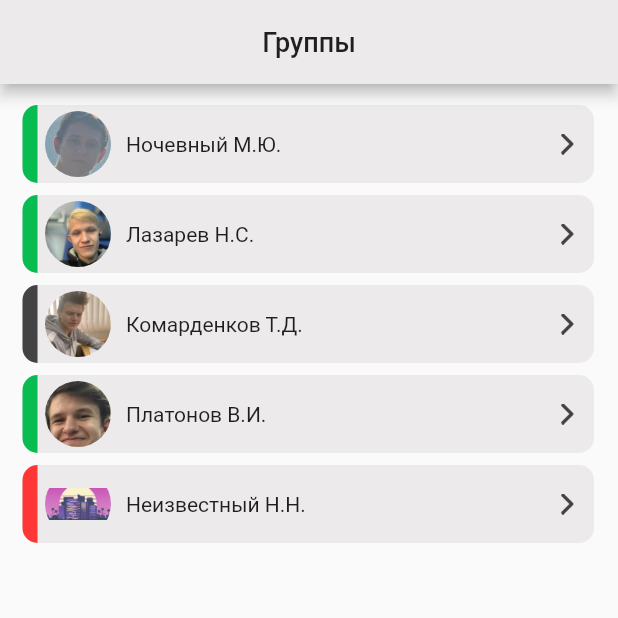
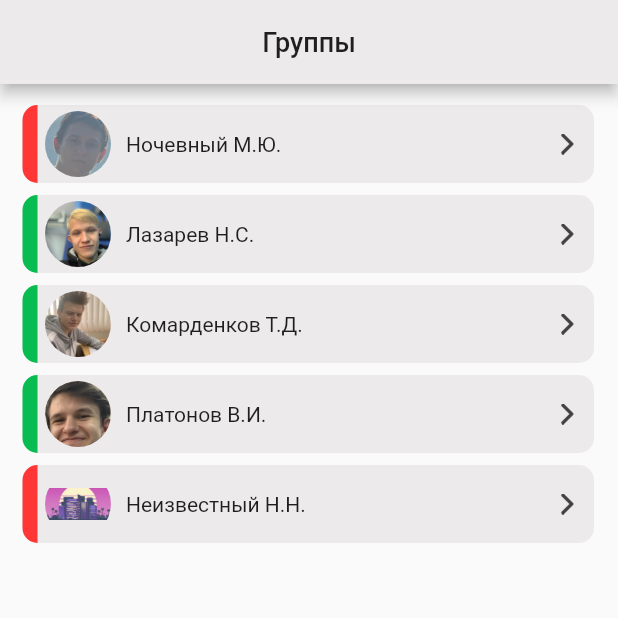
Before and after one commit to Velp6268/AppHealthStatus, a Flutter app: the Group screen opened directly, on a phone screen of 412 x 824 dp, the top half of it. Run offline on Flutter 3.47's test engine with Material 2 defaults, Android fonts, the phone set to English and light mode, and no system bars; missing offline and left inert: dart:ffi; accounts and stored records are empty.

Commit message:
LoginRepositoryStatus

```diff
--- a/lib/Architecture/IDataSourse.dart
+++ b/lib/Architecture/IDataSourse.dart
@@ -1,3 +1,5 @@
+import 'dart:ui';
+
 import 'package:health_status/Architecture/Result.dart';
 
 import 'User.dart';
@@ -10,4 +12,5 @@ abstract class IDataSource{
   void update(User user);
   List<User> getAll();
   Result getByLoginAndPass(String login, String pass);
+  Color statusHealthy(String textHeatlh);
 }
--- a/lib/Architecture/Repository.dart
+++ b/lib/Architecture/Repository.dart
@@ -1,3 +1,5 @@
+import 'dart:ui';
+
 import 'package:health_status/Architecture/IDataSourse.dart';
 import 'package:health_status/Architecture/Result.dart';
 import 'package:health_status/resources/resources.dart';
@@ -15,5 +17,8 @@ class LoginRepository{
   Result login(String login, String pass){
     return dataSource.getByLoginAndPass(login, pass);
   }
+  Color textHealthyStatus(String textHealthy){
+    return dataSource.statusHealthy(textHealthy);
+  }
 
 }
--- a/lib/Architecture/User.dart
+++ b/lib/Architecture/User.dart
@@ -1,3 +1,4 @@
+import 'dart:convert';
 import 'dart:ui';
 
 //import 'package:health_status/Theme/app_colors.dart';
@@ -8,7 +9,8 @@ class User {
   final String password;
   final String fullName;
   late final String imageName;
-  late final Color? healthStatus;
+  late final String? textHealthStatus;
+
 
   User({
     required this.id,
@@ -16,10 +18,43 @@ class User {
     required this.password,
     required this.fullName,
     required this.imageName,
-    required this.healthStatus
+    required this.textHealthStatus
 });
 
+  static fromJson(Map<String, dynamic> json) => User(
+    id: json['id'],
+    email: json['email'],
+    password: json['password'],
+    fullName: json['fullName'],
+    imageName: json['imageName'],
+    textHealthStatus:  json['textHealthStatus']
+  );
 
+  Map<String, dynamic> toJson()=>{
+    'id': id,
+    'email': email,
+    'password': password,
+    'fullName': fullName,
+    'imageName' : imageName,
+    'textHealthStatus' : textHealthStatus
+  };
+
+
+  User copy({
+    int? id,
+    String? email,
+    String? password,
+    String? fullName,
+    String? imageName,
+    String? textHealthStatus
+  }) => User(
+    id: id ?? this.id,
+    email: email ?? this.email,
+    password: password ?? this.password,
+    fullName: fullName ?? this.fullName,
+    imageName: imageName ?? this.imageName,
+    textHealthStatus: textHealthStatus ?? this.textHealthStatus
+  );
 
   String get user_name {
     return fullName;
--- a/lib/Frames/Group.dart
+++ b/lib/Frames/Group.dart
@@ -14,7 +14,6 @@ class Group extends StatelessWidget {
   @override
   Widget build(BuildContext context) {
     var students = repository.getAll();
-
 
     return Scaffold(
       appBar: AppBar(
@@ -96,12 +95,13 @@ class Group extends StatelessWidget {
 
   ///контейнер отвечающий за полоску здоровья
   Container buildHealthyLine(User student) {
+
     return Container(
       decoration: BoxDecoration(
         borderRadius: const BorderRadius.horizontal(
           left: Radius.circular(10),
         ),
-        color: student.healthStatus,
+        color:  repository.textHealthyStatus(student.textHealthStatus!),
       ),
       width: 10,
     );
--- a/lib/main_screen_widget.dart
+++ b/lib/main_screen_widget.dart
@@ -62,11 +62,9 @@ class _MainScreenWidgetState extends State<MainScreenWidget> {
             ),
             BottomNavigationBarItem(
               icon: Icon(
-
                   Icons.favorite,
                   color: Colors.red,
                   size: 38
-
               ),
               label: '',
             ),
@@ -76,7 +74,6 @@ class _MainScreenWidgetState extends State<MainScreenWidget> {
               ),
               label: 'Profile',
             ),
-
           ],
           onTap: onSelectTab ,
         ),
```
Also changed, not shown: lib/Architecture/DbMock.dart (+17 -5 lines), lib/Frames/Status2.dart (+14 -14 lines).
